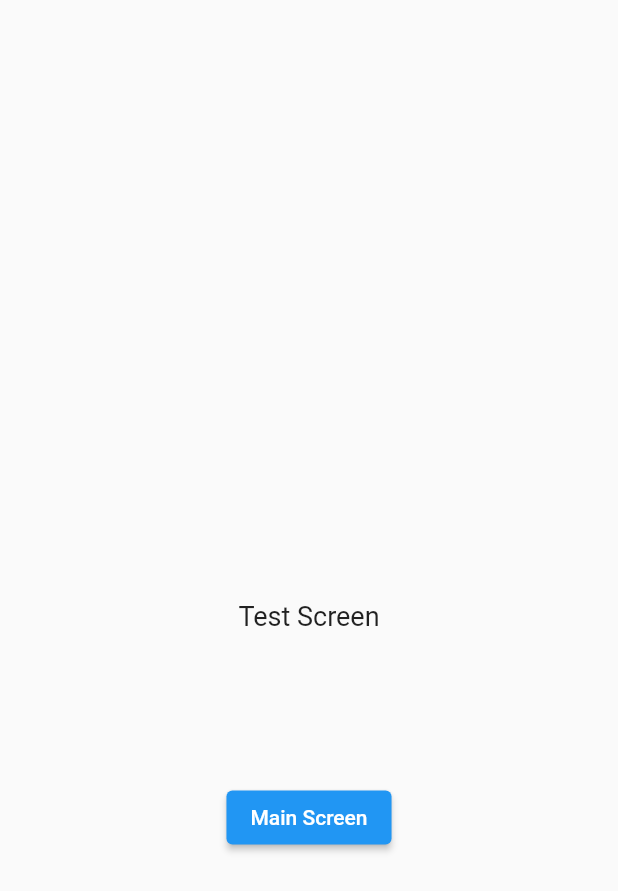
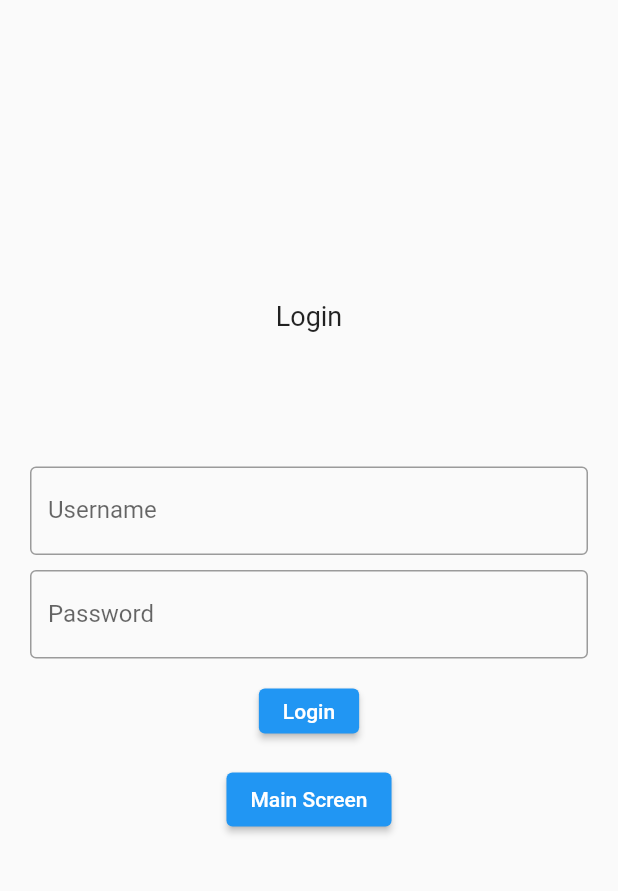
Before and after one commit to JesusMunoz01/SeniorProjectMobileApp, a Flutter app: the screen it shows after launch, on a phone screen of 412 x 824 dp. Shown: the top 891 px of the screen. Run offline on Flutter 3.47's test engine with Material 2 defaults, Android fonts, the phone set to English and light mode, and no system bars; our stand-ins replace firebase_core, firebase_database; accounts and stored records are empty; Roboto replaces fonts that are missing (Montserrat).

Commit message:
updated unit tests

```diff
--- a/lib/screens/mainScreen.dart
+++ b/lib/screens/mainScreen.dart
@@ -28,7 +28,7 @@ class _MainScreenState extends State<MainScreen> {
           actions: [
             IconButton(
                 onPressed: () async {
-                  await myRef.set({"username": "James"});
+                  await myRef.set({"username": "Jesus"});
                 },
                 icon: Icon(Icons.search)),
             IconButton(onPressed: () {}, icon: Icon(Icons.settings)),
--- a/lib/screens/secondScreen.dart
+++ b/lib/screens/secondScreen.dart
@@ -2,6 +2,8 @@ import 'package:flutter/material.dart';
 import 'package:sp_grocery_application/screens/mainScreen.dart';
 
 class SecondScreen extends StatelessWidget {
+  TextEditingController _username = TextEditingController();
+  TextEditingController _password = TextEditingController();
   @override
   Widget build(BuildContext context) {
     return Scaffold(
@@ -9,15 +11,63 @@ class SecondScreen extends StatelessWidget {
         child: Column(
           children: [
             Padding(
-              padding: EdgeInsets.fromLTRB(20, 400, 20, 0),
+              padding: EdgeInsets.fromLTRB(20, 200, 20, 0),
               child: Text(
-                "Test Screen",
+                "Login",
                 key: Key("secondScreenTest"),
                 style: TextStyle(fontSize: 18, fontFamily: 'Montserrat'),
               ),
             ),
             Padding(
-              padding: EdgeInsets.fromLTRB(0, 100, 0, 0),
+              padding: EdgeInsets.fromLTRB(0, 80, 0, 0),
+            ),
+            Container(
+              padding: EdgeInsets.fromLTRB(20, 10, 20, 0),
+              child: TextField(
+                controller: _username,
+                decoration: const InputDecoration(
+                  border: OutlineInputBorder(),
+                  label: Text(
+                    'Username',
+                    key: Key("usernameText"),
+                  ),
+                ),
+              ),
+            ),
+            Container(
+              padding: EdgeInsets.fromLTRB(20, 10, 20, 0),
+              child: TextField(
+                obscureText: true,
+                controller: _password,
+                decoration: const InputDecoration(
+                  border: OutlineInputBorder(),
+                  label: Text(
+                    'Password',
+                    key: Key("passwordText"),
+                  ),
+                ),
+              ),
+            ),
+            Container(
+                height: 50,
+                padding: const EdgeInsets.fromLTRB(0, 20, 0, 0),
+                child: ElevatedButton(
+                  key: Key("loginButton"),
+                  child: const Text(
+                    'Login',
+                    key: Key("loginTextButton"),
+                  ),
+                  onPressed: () {
+                    if (_password.text.length > 8) {
+                      Navigator.push(
+                          context,
+                          MaterialPageRoute(
+                              builder: (context) => MainScreen()));
+                    }
+                  },
+                )),
+            Container(
+              padding: const EdgeInsets.fromLTRB(0, 20, 0, 0),
               child: ElevatedButton(
                 onPressed: () {
                   Navigator.push(context,
@@ -26,7 +76,7 @@ class SecondScreen extends StatelessWidget {
                 child: Text("Main Screen"),
                 key: Key("secondScreenButtonTest"),
               ),
-            ),
+            )
           ],
         ),
       ),
--- a/test_driver/app_test.dart
+++ b/test_driver/app_test.dart
@@ -20,12 +20,20 @@ void main() {
       test("basic path test", () async {
         final screenTwoTestText = find.byValueKey('secondScreenTest');
         final screenTwoButton = find.byValueKey("secondScreenButtonTest");
+        final screenTwoLoginBox = find.byValueKey("usernameText");
+        final screenTwoPasswordBox = find.byValueKey("passwordText");
+        final screenTwoLoginButton = find.byValueKey("loginButton");
+        final screenTwoLoginTextButton = find.byValueKey("loginTextButton");
         final mainScreenText = find.byValueKey("mainScreenText");
         final mainScreenBudgetText = find.byValueKey("budgetText");
         final mainScreenButton = find.byValueKey("mainScreenButton");
         final mainScreenButtonText = find.byValueKey("buttonText");
 
-        expect(await driver.getText(screenTwoTestText), "Test Screen");
+        expect(await driver.getText(screenTwoTestText), "Login");
+        expect(await driver.getText(screenTwoLoginBox), "Username");
+        expect(await driver.getText(screenTwoPasswordBox), "Password");
+        expect(await driver.getText(screenTwoLoginTextButton), "Login");
+        await driver.tap(screenTwoLoginButton);
         await driver.tap(screenTwoButton);
 
         expect(await driver.getText(mainScreenText), "Test Screen");
```
Also changed, not shown: lib/utils/database.dart (+9 -0 lines).
